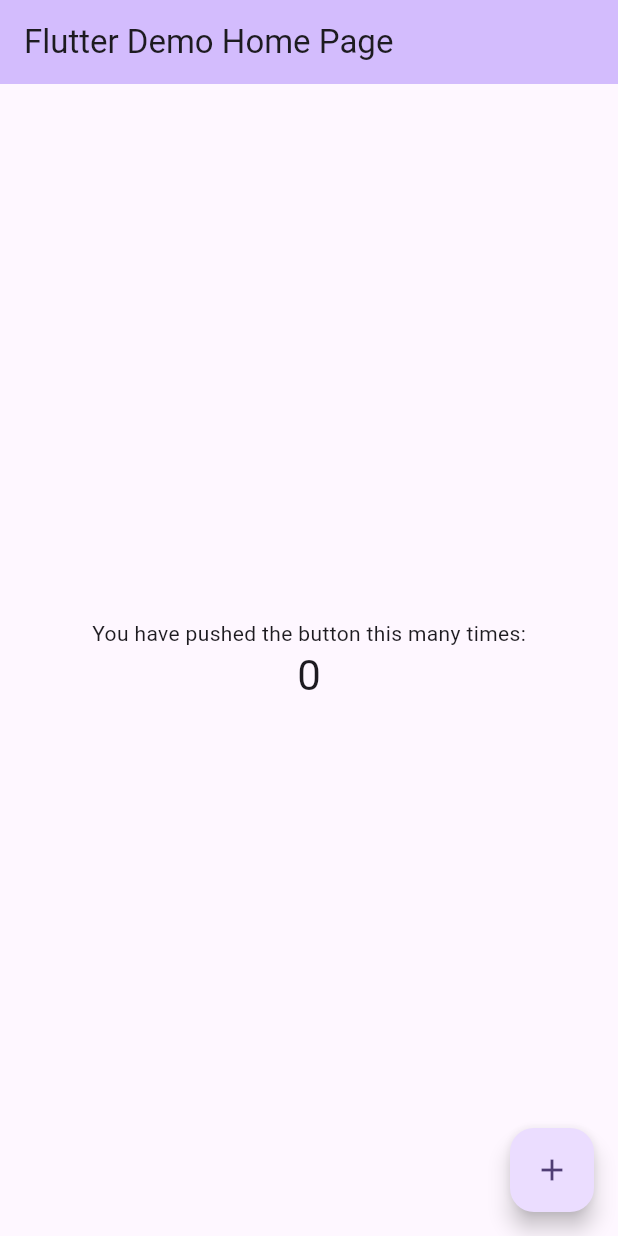
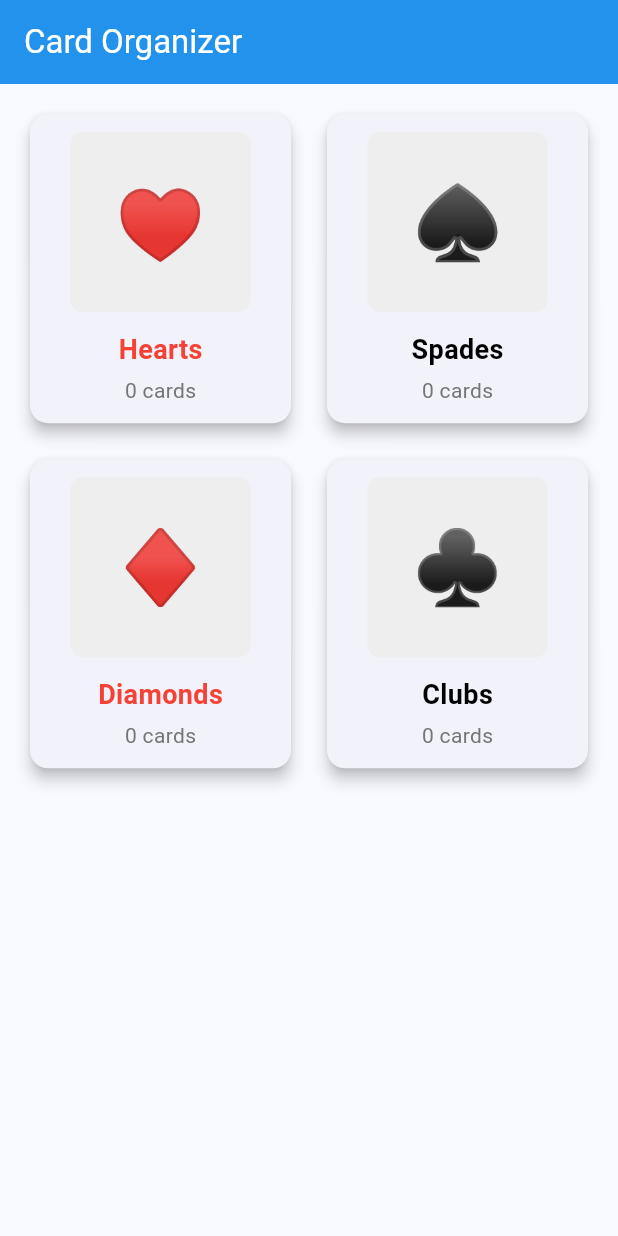
Before and after one commit to jithu2111/card_organiser_app_cw11, a Flutter app: the screen it shows after launch, on a phone screen of 412 x 824 dp. Run offline on Flutter 3.47's test engine with Material 3 defaults, Android fonts, the phone set to English and light mode, and no system bars; our stand-ins replace sqflite; accounts and stored records are empty.

Commit message:
Folders Screen

```diff
--- a/lib/main.dart
+++ b/lib/main.dart
@@ -1,4 +1,5 @@
 import 'package:flutter/material.dart';
+import 'screens/folders_screen.dart';
 
 void main() {
   runApp(const MyApp());
@@ -7,116 +8,16 @@ void main() {
 class MyApp extends StatelessWidget {
   const MyApp({super.key});
 
-  // This widget is the root of your application.
   @override
   Widget build(BuildContext context) {
     return MaterialApp(
-      title: 'Flutter Demo',
+      title: 'Card Organizer App',
+      debugShowCheckedModeBanner: false,
       theme: ThemeData(
-        // This is the theme of your application.
-        //
-        // TRY THIS: Try running your application with "flutter run". You'll see
-        // the application has a purple toolbar. Then, without quitting the app,
-        // try changing the seedColor in the colorScheme below to Colors.green
-        // and then invoke "hot reload" (save your changes or press the "hot
-        // reload" button in a Flutter-supported IDE, or press "r" if you used
-        // the command line to start the app).
-        //
-        // Notice that the counter didn't reset back to zero; the application
-        // state is not lost during the reload. To reset the state, use hot
-        // restart instead.
-        //
-        // This works for code too, not just values: Most code changes can be
-        // tested with just a hot reload.
-        colorScheme: ColorScheme.fromSeed(seedColor: Colors.deepPurple),
+        colorScheme: ColorScheme.fromSeed(seedColor: Colors.blue),
+        useMaterial3: true,
       ),
-      home: const MyHomePage(title: 'Flutter Demo Home Page'),
+      home: const FoldersScreen(),
     );
   }
 }
-
-class MyHomePage extends StatefulWidget {
-  const MyHomePage({super.key, required this.title});
-
-  // This widget is the home page of your application. It is stateful, meaning
-  // that it has a State object (defined below) that contains fields that affect
-  // how it looks.
-
-  // This class is the configuration for the state. It holds the values (in this
-  // case the title) provided by the parent (in this case the App widget) and
-  // used by the build method of the State. Fields in a Widget subclass are
-  // always marked "final".
-
-  final String title;
-
-  @override
-  State<MyHomePage> createState() => _MyHomePageState();
-}
-
-class _MyHomePageState extends State<MyHomePage> {
-  int _counter = 0;
-
-  void _incrementCounter() {
-    setState(() {
-      // This call to setState tells the Flutter framework that something has
-      // changed in this State, which causes it to rerun the build method below
-      // so that the display can reflect the updated values. If we changed
-      // _counter without calling setState(), then the build method would not be
-      // called again, and so nothing would appear to happen.
-      _counter++;
-    });
-  }
-
-  @override
-  Widget build(BuildContext context) {
-    // This method is rerun every time setState is called, for instance as done
-    // by the _incrementCounter method above.
-    //
-    // The Flutter framework has been optimized to make rerunning build methods
-    // fast, so that you can just rebuild anything that needs updating rather
-    // than having to individually change instances of widgets.
-    return Scaffold(
-      appBar: AppBar(
-        // TRY THIS: Try changing the color here to a specific color (to
-        // Colors.amber, perhaps?) and trigger a hot reload to see the AppBar
-        // change color while the other colors stay the same.
-        backgroundColor: Theme.of(context).colorScheme.inversePrimary,
-        // Here we take the value from the MyHomePage object that was created by
-        // the App.build method, and use it to set our appbar title.
-        title: Text(widget.title),
-      ),
-      body: Center(
-        // Center is a layout widget. It takes a single child and positions it
-        // in the middle of the parent.
-        child: Column(
-          // Column is also a layout widget. It takes a list of children and
-          // arranges them vertically. By default, it sizes itself to fit its
-          // children horizontally, and tries to be as tall as its parent.
-          //
-          // Column has various properties to control how it sizes itself and
-          // how it positions its children. Here we use mainAxisAlignment to
-          // center the children vertically; the main axis here is the vertical
-          // axis because Columns are vertical (the cross axis would be
-          // horizontal).
-          //
-          // TRY THIS: Invoke "debug painting" (choose the "Toggle Debug Paint"
-          // action in the IDE, or press "p" in the console), to see the
-          // wireframe for each widget.
-          mainAxisAlignment: MainAxisAlignment.center,
-          children: <Widget>[
-            const Text('You have pushed the button this many times:'),
-            Text(
-              '$_counter',
-              style: Theme.of(context).textTheme.headlineMedium,
-            ),
-          ],
-        ),
-      ),
-      floatingActionButton: FloatingActionButton(
-        onPressed: _incrementCounter,
-        tooltip: 'Increment',
-        child: const Icon(Icons.add),
-      ), // This trailing comma makes auto-formatting nicer for build methods.
-    );
-  }
-}
--- /dev/null
+++ b/lib/screens/folders_screen.dart
@@ -0,0 +1,199 @@
+import 'package:flutter/material.dart';
+import '../database/database_helper.dart';
+import '../models/folder_model.dart';
+import '../models/card_model.dart';
+import 'cards_screen.dart';
+
+class FoldersScreen extends StatefulWidget {
+  const FoldersScreen({super.key});
+
+  @override
+  State<FoldersScreen> createState() => _FoldersScreenState();
+}
+
+class _FoldersScreenState extends State<FoldersScreen> {
+  final DatabaseHelper _dbHelper = DatabaseHelper.instance;
+  List<Folder> _folders = [];
+  Map<int, int> _cardCounts = {};
+  Map<int, CardModel?> _firstCards = {};
+  bool _isLoading = true;
+
+  @override
+  void initState() {
+    super.initState();
+    _loadFolders();
+  }
+
+  Future<void> _loadFolders() async {
+    setState(() {
+      _isLoading = true;
+    });
+
+    final folders = await _dbHelper.getAllFolders();
+    final Map<int, int> cardCounts = {};
+    final Map<int, CardModel?> firstCards = {};
+
+    for (var folder in folders) {
+      final count = await _dbHelper.getCardCountInFolder(folder.id!);
+      cardCounts[folder.id!] = count;
+
+      final cardsInFolder = await _dbHelper.getCardsInFolder(folder.id!);
+      firstCards[folder.id!] = cardsInFolder.isNotEmpty ? cardsInFolder.first : null;
+    }
+
+    setState(() {
+      _folders = folders;
+      _cardCounts = cardCounts;
+      _firstCards = firstCards;
+      _isLoading = false;
+    });
+  }
+
+  String _getFolderIcon(String folderName) {
+    switch (folderName) {
+      case 'Hearts':
+        return '♥️';
+      case 'Spades':
+        return '♠️';
+      case 'Diamonds':
+        return '♦️';
+      case 'Clubs':
+        return '♣️';
+      default:
+        return '📁';
+    }
+  }
+
+  Color _getFolderColor(String folderName) {
+    switch (folderName) {
+      case 'Hearts':
+        return Colors.red;
+      case 'Spades':
+        return Colors.black;
+      case 'Diamonds':
+        return Colors.red;
+      case 'Clubs':
+        return Colors.black;
+      default:
+        return Colors.grey;
+    }
+  }
+
+  @override
+  Widget build(BuildContext context) {
+    return Scaffold(
+      appBar: AppBar(
+        title: const Text('Card Organizer'),
+        backgroundColor: Colors.blue,
+        foregroundColor: Colors.white,
+        elevation: 2,
+      ),
+      body: _isLoading
+          ? const Center(child: CircularProgressIndicator())
+          : RefreshIndicator(
+              onRefresh: _loadFolders,
+              child: _folders.isEmpty
+                  ? const Center(
+                      child: Text(
+                        'No folders available',
+                        style: TextStyle(fontSize: 18, color: Colors.grey),
+                      ),
+                    )
+                  : GridView.builder(
+                      padding: const EdgeInsets.all(16),
+                      gridDelegate: const SliverGridDelegateWithFixedCrossAxisCount(
+                        crossAxisCount: 2,
+                        crossAxisSpacing: 16,
+                        mainAxisSpacing: 16,
+                        childAspectRatio: 0.85,
+                      ),
+                      itemCount: _folders.length,
+                      itemBuilder: (context, index) {
+                        final folder = _folders[index];
+                        final cardCount = _cardCounts[folder.id] ?? 0;
+                        final firstCard = _firstCards[folder.id];
+
+                        return GestureDetector(
+                          onTap: () async {
+                            await Navigator.push(
+                              context,
+                              MaterialPageRoute(
+                                builder: (context) => CardsScreen(folder: folder),
+                              ),
+                            );
+                            _loadFolders();
+                          },
+                          child: Card(
+                            elevation: 4,
+                            shape: RoundedRectangleBorder(
+                              borderRadius: BorderRadius.circular(12),
+                            ),
+                            child: Column(
+                              mainAxisAlignment: MainAxisAlignment.center,
+                              children: [
+                                // Preview Image
+                                Container(
+                                  height: 120,
+                                  width: 120,
+                                  decoration: BoxDecoration(
+                                    color: Colors.grey[200],
+                                    borderRadius: BorderRadius.circular(8),
+                                  ),
+                                  child: firstCard != null
+                                      ? ClipRRect(
+                                          borderRadius: BorderRadius.circular(8),
+                                          child: Image.network(
+                                            firstCard.imageUrl,
+                                            fit: BoxFit.contain,
+                                            errorBuilder: (context, error, stackTrace) {
+                                              return Center(
+                                                child: Text(
+                                                  _getFolderIcon(folder.name),
+                                                  style: const TextStyle(fontSize: 48),
+                                                ),
+                                              );
+                                            },
+                                            loadingBuilder: (context, child, loadingProgress) {
+                                              if (loadingProgress == null) return child;
+                                              return const Center(
+                                                child: CircularProgressIndicator(),
+                                              );
+                                            },
+                                          ),
+                                        )
+                                      : Center(
+                                          child: Text(
+                                            _getFolderIcon(folder.name),
+                                            style: const TextStyle(fontSize: 48),
+                                          ),
+                                        ),
+                                ),
+                                const SizedBox(height: 12),
+                                // Folder Name
+                                Text(
+                                  folder.name,
+                                  style: TextStyle(
+                                    fontSize: 18,
+                                    fontWeight: FontWeight.bold,
+                                    color: _getFolderColor(folder.name),
+                                  ),
+                                ),
+                                const SizedBox(height: 4),
+                                // Card Count
+                                Text(
+                                  '$cardCount card${cardCount != 1 ? 's' : ''}',
+                                  style: TextStyle(
+                                    fontSize: 14,
+                                    color: Colors.grey[600],
+                                  ),
+                                ),
+                              ],
+                            ),
+                          ),
+                        );
+                      },
+                    ),
+            ),
+    );
+  }
+}
```
